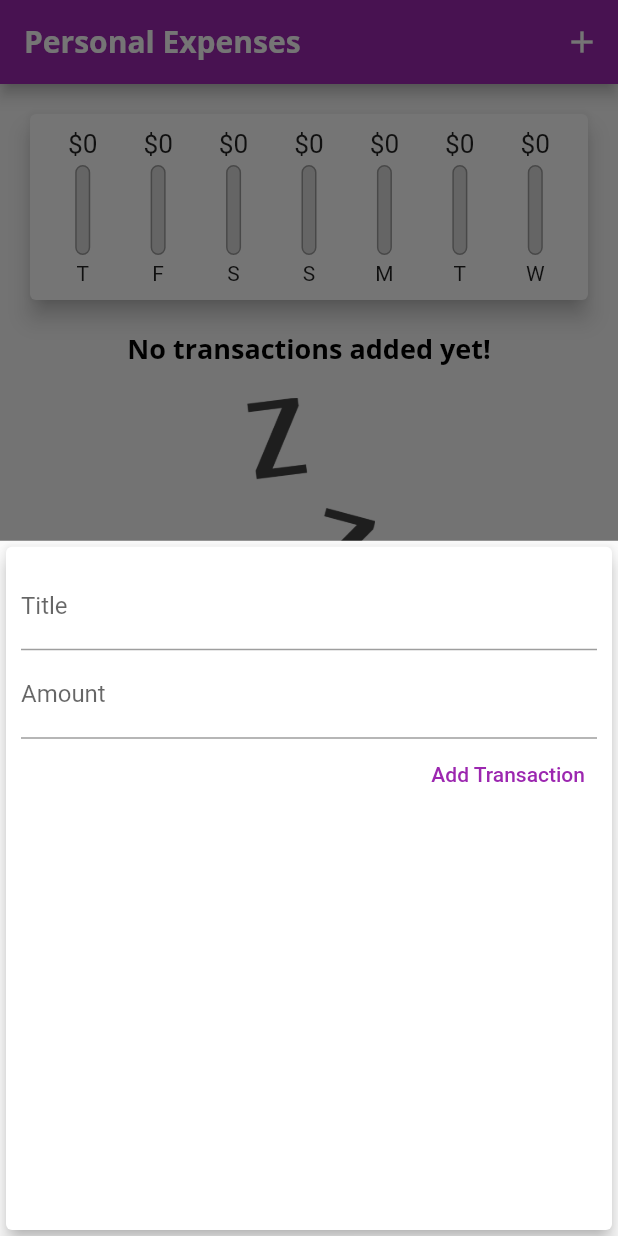
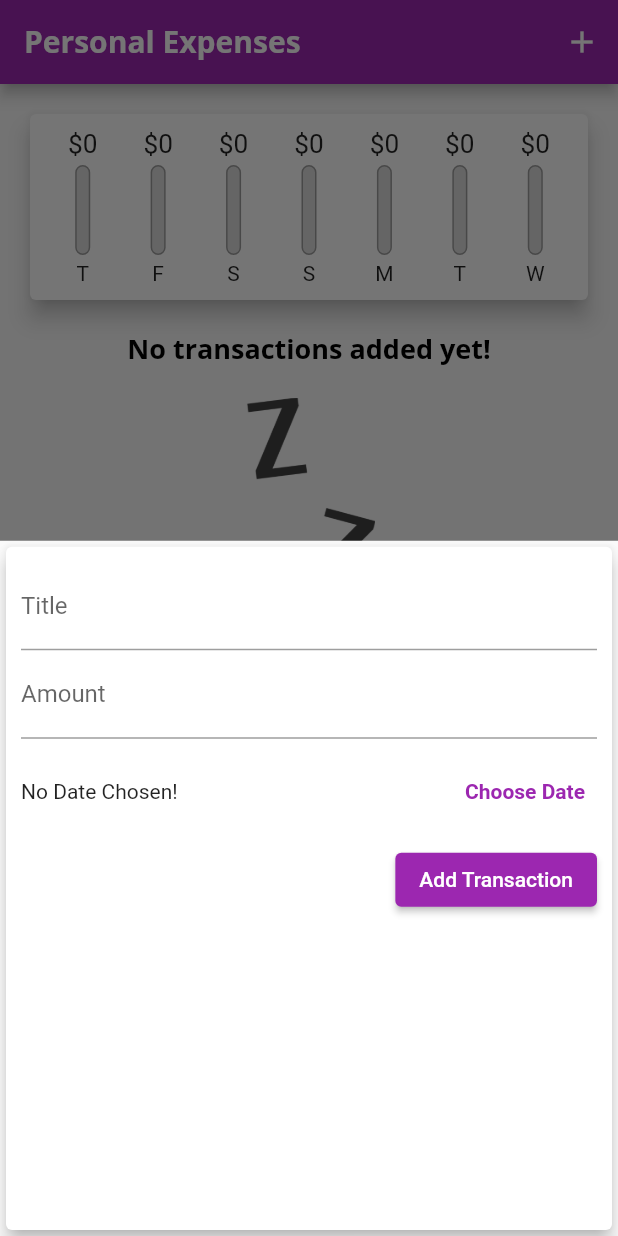
Before and after one commit to CarolineRodrigues/expenses_planner_flutter, a Flutter app: the screen it shows after launch, after a tap on the "add" icon, on a phone screen of 412 x 824 dp. Run offline on Flutter 3.47's test engine with Material 2 defaults, Android fonts, the light colour scheme and no system bars.

Commit message:
Expenses Planner

```diff
--- a/lib/main.dart
+++ b/lib/main.dart
@@ -19,6 +19,7 @@
         colorScheme: ThemeData.light().colorScheme.copyWith(
               primary: myPrimary,
               secondary: Colors.amber,
+              error: Colors.red,
             ),
         primaryColor: myPrimary,
         primaryColorDark: myPrimary,
@@ -31,6 +32,7 @@
                 fontWeight: FontWeight.bold,
                 color: Colors.black,
               ),
+              labelLarge: TextStyle(color: Colors.white),
             ),
         appBarTheme: AppBarTheme(
           titleTextStyle: TextStyle(
@@ -77,16 +79,23 @@
     }).toList();
   }
 
-  void _addNewTransaction(String txTitle, double txAmount) {
+  void _addNewTransaction(
+      String txTitle, double txAmount, DateTime chosenDate) {
     final newTx = Transaction(
       title: txTitle,
       amount: txAmount,
-      date: DateTime.now(),
+      date: chosenDate,
       id: DateTime.now().toString(),
     );
 
     setState(() {
       _userTransactions.add(newTx);
+    });
+  }
+
+  void _deleteTransaction(String id) {
+    setState(() {
+      _userTransactions.removeWhere((tx) => tx.id == id);
     });
   }
 
@@ -123,7 +132,7 @@
           crossAxisAlignment: CrossAxisAlignment.stretch,
           children: [
             Chart(_recentTransactions),
-            TransactionList(_userTransactions),
+            TransactionList(_userTransactions, _deleteTransaction),
           ],
         ),
       ),
--- a/lib/widgets/new_transaction.dart
+++ b/lib/widgets/new_transaction.dart
@@ -1,4 +1,5 @@
 import 'package:flutter/material.dart';
+import 'package:intl/intl.dart';
 
 class NewTransaction extends StatefulWidget {
   final Function addTx;
@@ -10,24 +11,44 @@
 }
 
 class _NewTransactionState extends State<NewTransaction> {
-  final titleController = TextEditingController();
+  final _titleController = TextEditingController();
+  final _amountController = TextEditingController();
+  DateTime? _selectedDate = null;
 
-  final amountController = TextEditingController();
+  void _submitData() {
+    if (_amountController.text.isEmpty) {
+      return;
+    }
+    final enteredTitle = _titleController.text;
+    final enteredAmount = double.parse(_amountController.text);
 
-  void submitData() {
-    final enteredTitle = titleController.text;
-    final enteredAmount = double.parse(amountController.text);
-
-    if (enteredTitle.isEmpty || enteredAmount <= 0) {
+    if (enteredTitle.isEmpty || enteredAmount <= 0 || _selectedDate == null) {
       return;
     }
 
     widget.addTx(
       enteredTitle,
       enteredAmount,
+      _selectedDate,
     );
 
     Navigator.of(context).pop();
+  }
+
+  void _presentDatePicker() {
+    showDatePicker(
+      context: context,
+      initialDate: DateTime.now(),
+      firstDate: DateTime(2019),
+      lastDate: DateTime.now(),
+    ).then((pickedDate) {
+      if (pickedDate == null) {
+        return;
+      }
+      setState(() {
+        _selectedDate = pickedDate;
+      });
+    });
   }
 
   @override
@@ -44,20 +65,47 @@
               // onChanged: (val) {
               //   titleInput = val;
               // },
-              controller: titleController,
-              onSubmitted: (_) => submitData(),
+              controller: _titleController,
+              onSubmitted: (_) => _submitData(),
             ),
             TextField(
               decoration: InputDecoration(labelText: 'Amount'),
               // onChanged: (val) => amountInput = val,
-              controller: amountController,
+              controller: _amountController,
               keyboardType: TextInputType.number,
-              onSubmitted: (_) => submitData(),
+              onSubmitted: (_) => _submitData(),
             ),
-            TextButton(
-              onPressed: submitData,
-              style: ButtonStyle(
-                  foregroundColor: MaterialStateProperty.all(Colors.purple)),
+            Container(
+              height: 70,
+              child: Row(
+                children: [
+                  Expanded(
+                    child: Text(
+                      _selectedDate == null
+                          ? 'No Date Chosen!'
+                          : 'Picked Date: ${DateFormat.yMd().format(_selectedDate!)}',
+                    ),
+                  ),
+                  TextButton(
+                    style: TextButton.styleFrom(
+                      textStyle:
+                          TextStyle(color: Theme.of(context).primaryColor),
+                    ),
+                    onPressed: _presentDatePicker,
+                    child: Text(
+                      'Choose Date',
+                      style: TextStyle(fontWeight: FontWeight.bold),
+                    ),
+                  )
+                ],
+              ),
+            ),
+            ElevatedButton(
+              onPressed: _submitData,
+              style: ElevatedButton.styleFrom(
+                foregroundColor: Theme.of(context).textTheme.labelLarge!.color,
+                backgroundColor: Theme.of(context).primaryColor,
+              ),
               child: Text(
                 'Add Transaction',
               ),
--- a/lib/widgets/transaction_list.dart
+++ b/lib/widgets/transaction_list.dart
@@ -5,12 +5,13 @@
 
 class TransactionList extends StatelessWidget {
   final List<Transaction> transactions;
-  TransactionList(this.transactions);
+  final Function deleteTx;
+  TransactionList(this.transactions, this.deleteTx);
 
   @override
   Widget build(BuildContext context) {
     return Container(
-      height: 600,
+      height: 560,
       child: transactions.isEmpty
           ? Column(
               children: [
@@ -97,6 +98,11 @@
                     subtitle: Text(
                       DateFormat.yMMMd().format(transactions[index].date),
                     ),
+                    trailing: IconButton(
+                      icon: Icon(Icons.delete),
+                      color: Theme.of(context).colorScheme.error,
+                      onPressed: () => deleteTx(transactions[index].id),
+                    ),
                   ),
                 );
               },
```
